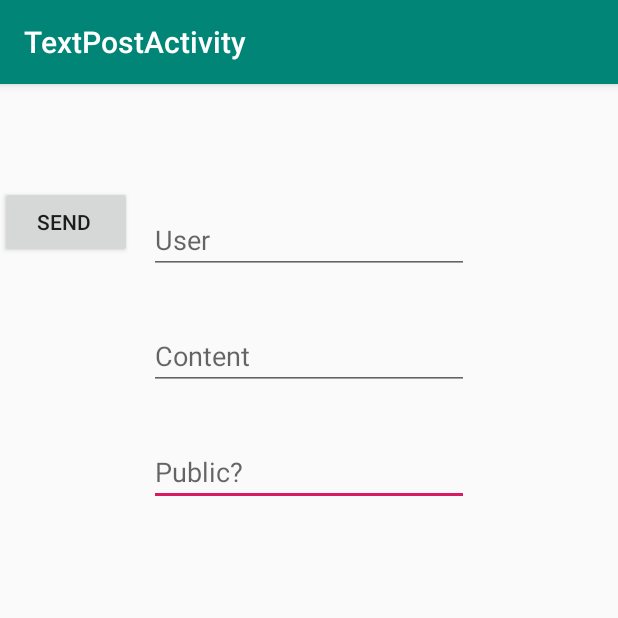
After one commit to mickelson050/Socialmaps, an Android app: the TextPostActivity screen opened directly, with no data from a screen before it, on a phone screen of 412 x 824 dp, the top half of it. The commit adds this screen. Run offline under Robolectric (Android 15) with nearby library versions, the phone set to English and light mode, and no system bars.

Commit message:
Added text post to website (incomplete)

```diff
--- /dev/null
+++ b/app/src/main/java/com/example/socialmaps/TextPostActivity.java
@@ -0,0 +1,51 @@
+package com.example.socialmaps;
+
+import android.content.Intent;
+import android.os.Bundle;
+
+import com.example.socialmaps.model.Sender;
+import com.google.android.material.floatingactionbutton.FloatingActionButton;
+import com.google.android.material.snackbar.Snackbar;
+
+import androidx.appcompat.app.AppCompatActivity;
+import androidx.appcompat.widget.Toolbar;
+
+import android.view.View;
+import android.widget.Button;
+import android.widget.EditText;
+
+public class TextPostActivity extends AppCompatActivity {
+
+    String urlAddress="http://socialmaps.dx.am/new_text_post.php";
+    EditText userTxt,contentTxt,publiTxt;
+    Button saveBtn;
+    @Override
+    protected void onCreate(Bundle savedInstanceState) {
+        super.onCreate(savedInstanceState);
+        setContentView(R.layout.activity_text_post);
+        Toolbar toolbar = (Toolbar) findViewById(R.id.toolbar);
+        setSupportActionBar(toolbar);
+//INITIALIZE UI FIELDS
+        userTxt= (EditText) findViewById(R.id.userText);
+        contentTxt= (EditText) findViewById(R.id.contentText);
+        publiTxt= (EditText) findViewById(R.id.publicText);
+        saveBtn= (Button) findViewById(R.id.saveBtn);
+        findViewById(R.id.saveBtn).setOnClickListener(new View.OnClickListener() {
+            @Override
+            public void onClick(View view) {
+                Sender s=new Sender(TextPostActivity.this,urlAddress,userTxt,contentTxt,publiTxt);
+                s.execute();
+            }
+        });
+
+//        saveBtn.setOnClickListener(new View.OnClickListener() {
+//            @Override
+//            public void onClick(View v) {
+////START ASYNC TASK
+//                Sender s=new Sender(TextPostActivity.this,urlAddress,userTxt,contentTxt,publiTxt);
+//                s.execute();
+//            }
+//        });
+    }
+
+}
--- /dev/null
+++ b/app/src/main/java/com/example/socialmaps/model/UserPost.java
@@ -0,0 +1,5 @@
+package com.example.socialmaps.model;
+
+public class UserPost {
+
+}
--- a/app/src/main/res/layout/activity_map.xml
+++ b/app/src/main/res/layout/activity_text_post.xml
@@ -4,7 +4,7 @@
     xmlns:tools="http://schemas.android.com/tools"
     android:layout_width="match_parent"
     android:layout_height="match_parent"
-    tools:context=".MapActivity">
+    tools:context=".TextPostActivity">
 
     <com.google.android.material.appbar.AppBarLayout
         android:layout_width="match_parent"
@@ -20,17 +20,18 @@
 
     </com.google.android.material.appbar.AppBarLayout>
 
-    <include
-        android:id="@+id/include"
-        layout="@layout/content_map" />
+    <include layout="@layout/content_text_post" />
 
-    <com.google.android.gms.maps.MapView
-        android:id="@+id/map"
-        android:layout_width="match_parent"
-        android:layout_height="650dp"
-        android:layout_marginTop="24dp"
-        app:layout_anchor="@+id/include"
-        app:layout_anchorGravity="bottom|center" />
+    <Button
+        android:id="@+id/saveBtn"
+        android:layout_width="wrap_content"
+        android:layout_height="wrap_content"
+        android:layout_marginTop="124dp"
+        android:text="Send "
+        app:layout_constraintEnd_toEndOf="parent"
+        app:layout_constraintHorizontal_bias="0.498"
+        app:layout_constraintStart_toStartOf="parent"
+        app:layout_constraintTop_toBottomOf="@+id/publicText" />
 
 
 
--- /dev/null
+++ b/app/src/main/res/layout/content_text_post.xml
@@ -0,0 +1,60 @@
+<?xml version="1.0" encoding="utf-8"?>
+<androidx.constraintlayout.widget.ConstraintLayout xmlns:android="http://schemas.android.com/apk/res/android"
+    xmlns:app="http://schemas.android.com/apk/res-auto"
+    xmlns:tools="http://schemas.android.com/tools"
+    android:layout_width="match_parent"
+    android:layout_height="match_parent"
+    app:layout_behavior="@string/appbar_scrolling_view_behavior"
+    tools:context=".TextPostActivity"
+    tools:showIn="@layout/activity_text_post">
+
+
+    <EditText
+        android:id="@+id/publicText"
+        android:layout_width="wrap_content"
+        android:layout_height="wrap_content"
+        android:layout_marginStart="8dp"
+        android:layout_marginLeft="8dp"
+        android:layout_marginTop="32dp"
+        android:layout_marginEnd="8dp"
+        android:layout_marginRight="8dp"
+        android:ems="10"
+        android:hint="Public?"
+        android:inputType="textPersonName"
+        app:layout_constraintEnd_toEndOf="parent"
+        app:layout_constraintStart_toStartOf="parent"
+        app:layout_constraintTop_toBottomOf="@+id/contentText" />
+
+    <EditText
+        android:id="@+id/contentText"
+        android:layout_width="wrap_content"
+        android:layout_height="wrap_content"
+        android:layout_marginStart="8dp"
+        android:layout_marginLeft="8dp"
+        android:layout_marginTop="32dp"
+        android:layout_marginEnd="8dp"
+        android:layout_marginRight="8dp"
+        android:ems="10"
+        android:hint="Content "
+        android:inputType="textPersonName"
+        app:layout_constraintEnd_toEndOf="parent"
+        app:layout_constraintStart_toStartOf="parent"
+        app:layout_constraintTop_toBottomOf="@+id/userText" />
+
+    <EditText
+        android:id="@+id/userText"
+        android:layout_width="wrap_content"
+        android:layout_height="wrap_content"
+        android:layout_marginStart="8dp"
+        android:layout_marginLeft="8dp"
+        android:layout_marginTop="81dp"
+        android:layout_marginEnd="8dp"
+        android:layout_marginRight="8dp"
+        android:ems="10"
+        android:hint="User"
+        android:inputType="textPersonName"
+        app:layout_constraintEnd_toEndOf="parent"
+        app:layout_constraintStart_toStartOf="parent"
+        app:layout_constraintTop_toTopOf="parent" />
+
+</androidx.constraintlayout.widget.ConstraintLayout>
--- a/app/src/main/res/values/strings.xml
+++ b/app/src/main/res/values/strings.xml
@@ -2,4 +2,5 @@
     <string name="app_name">socialmaps</string>
     <string name="google_api_key_new">AIzaSyALJZuq_Fj4K-NYoFqE5tOhW4vPiY5nHr8</string>
     <string name="title_activity_map">MapActivity</string>
+    <string name="title_activity_text_post">TextPostActivity</string>
 </resources>
```
Also changed, not shown: app/build.gradle (+5 -2 lines), app/src/main/AndroidManifest.xml (+7 -3 lines), app/src/main/java/com/example/socialmaps/MainActivity.java (+12 -2 lines), app/src/main/java/com/example/socialmaps/MapActivity.java (+0 -7 lines), app/src/main/java/com/example/socialmaps/model/Connector.java (added, +41 -0 lines), app/src/main/java/com/example/socialmaps/model/DataPackager.java (added, +80 -0 lines), app/src/main/java/com/example/socialmaps/model/Sender.java (added, +129 -0 lines), app/src/main/res/layout/activity_main.xml (+12 -1 lines), 1 other file.
